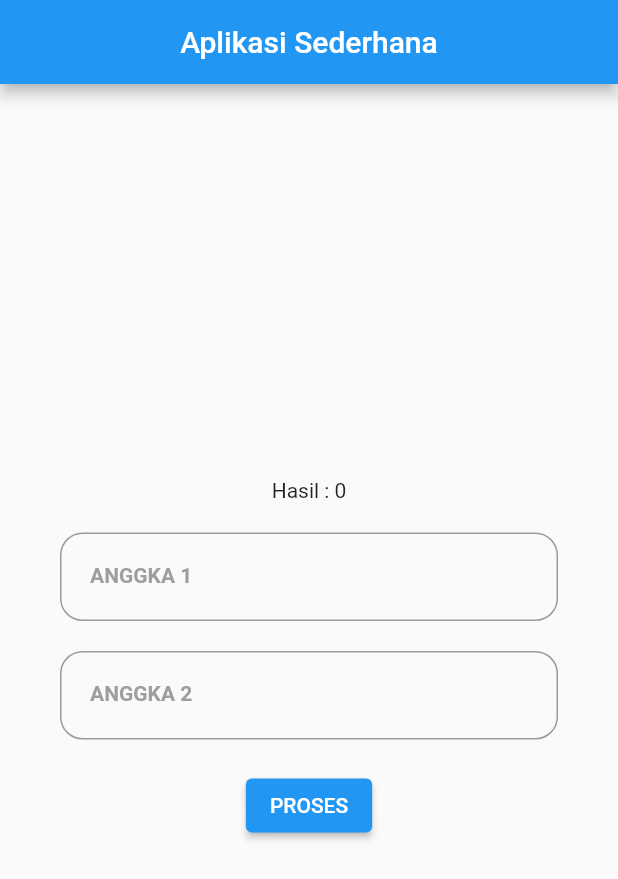
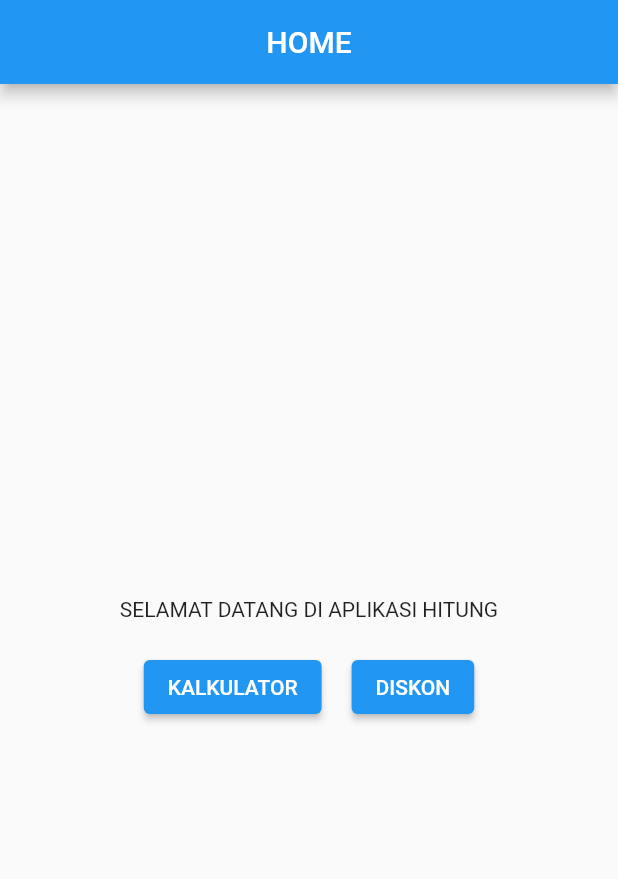
Before and after one commit to juhendrautama/aplikasi_saya, a Flutter app: the screen it shows after launch, on a phone screen of 412 x 824 dp. Shown: the top 879 px of the screen. Run offline on Flutter 3.47's test engine with Material 2 defaults, Android fonts, the phone set to English and light mode, and no system bars.

Commit message:
pembuatan menu

```diff
--- /dev/null
+++ b/lib/home.dart
@@ -0,0 +1,47 @@
+import 'package:flutter/material.dart';
+
+// ignore: unused_import
+import 'Calculator.dart';
+
+class HomePage extends StatelessWidget {
+  const HomePage({Key key}) : super(key: key);
+
+  @override
+  Widget build(BuildContext context) {
+    return Scaffold(
+      appBar: AppBar(
+        title: const Center(child: Text("HOME")),
+      ),
+      body: SafeArea(
+        child: Column(
+            mainAxisAlignment: MainAxisAlignment.center,
+            children: <Widget>[
+              const Center(child: Text("SELAMAT DATANG DI APLIKASI HITUNG")),
+              const SizedBox(height: 20.0),
+              Row(
+                mainAxisAlignment: MainAxisAlignment.center,
+                children: [
+                  ElevatedButton(
+                      onPressed: () {
+                        Navigator.push(context,
+                            MaterialPageRoute(builder: (context) {
+                          return const MyCalculator();
+                        }));
+                      },
+                      child: const Text("KALKULATOR")),
+                  const SizedBox(width: 20.0),
+                  ElevatedButton(
+                      onPressed: () {
+                        // Navigator.push(context,
+                        //     MaterialPageRoute(builder: (context) {
+                        //   return const MyCalculator();
+                        // }));
+                      },
+                      child: const Text("DISKON"))
+                ],
+              )
+            ]),
+      ),
+    );
+  }
+}
--- a/lib/main.dart
+++ b/lib/main.dart
@@ -1,98 +1,16 @@
 import 'package:flutter/material.dart';
+// ignore: unused_import
+import 'home.dart';
 
-void main() {
-  runApp(const MyApp());
-}
+void main() => runApp(const MyApp());
 
 class MyApp extends StatelessWidget {
-  const MyApp({Key? key}) : super(key: key);
+  const MyApp({Key key}) : super(key: key);
 
-  // This widget is the root of your application.
   @override
   Widget build(BuildContext context) {
-    return MaterialApp(
-      title: 'Flutter Demo',
-      theme: ThemeData(
-        primarySwatch: Colors.blue,
-      ),
-      home: const MyHomePage(title: 'Aplikasi Sederhana'),
+    return const MaterialApp(
+      home: HomePage(),
     );
   }
 }
-
-class MyHomePage extends StatefulWidget {
-  const MyHomePage({Key? key, required this.title}) : super(key: key);
-
-  final String title;
-
-  @override
-  State<MyHomePage> createState() => _MyHomePageState();
-}
-
-class _MyHomePageState extends State<MyHomePage> {
-  //fungsi dan variabel proses
-  final myController1 = TextEditingController();
-  final myController2 = TextEditingController();
-  int? hasil = 0, text1 = 0, text2 = 0;
-  // ignore: unused_element
-  void proses() {
-    setState(() {
-      text1 = int.tryParse(myController1.text);
-      text2 = int.tryParse(myController2.text);
-      hasil = text1! + text2!;
-    });
-    myController1.clear();
-    myController2.clear();
-  }
-//fungsi dan variabel proses
-
-  @override
-  Widget build(BuildContext context) {
-    return Scaffold(
-      appBar: AppBar(
-        title: Center(child: Text(widget.title)),
-      ),
-      body: SafeArea(
-        child: Padding(
-          padding: const EdgeInsets.all(40.0),
-          child: Column(
-            mainAxisAlignment: MainAxisAlignment.center,
-            children: <Widget>[
-              Text("Hasil : $hasil"),
-              const SizedBox(height: 20.0),
-              TextField(
-                  controller: myController1,
-                  decoration: const InputDecoration(
-                    contentPadding: EdgeInsets.all(20.0),
-                    border: OutlineInputBorder(
-                        borderRadius: BorderRadius.all(Radius.circular(15.0))),
-                    labelText: 'ANGGKA 1',
-                    labelStyle: TextStyle(
-                        color: Colors.grey,
-                        fontWeight: FontWeight.w600,
-                        fontSize: 14.0),
-                  )),
-              const SizedBox(height: 20.0),
-              TextField(
-                  controller: myController2,
-                  decoration: const InputDecoration(
-                    contentPadding: EdgeInsets.all(20.0),
-                    border: OutlineInputBorder(
-                        borderRadius: BorderRadius.all(Radius.circular(15.0))),
-                    labelText: 'ANGGKA 2',
-                    labelStyle: TextStyle(
-                        color: Colors.grey,
-                        fontWeight: FontWeight.w600,
-                        fontSize: 14.0),
-                  )),
-              const SizedBox(height: 20.0),
-              //Tombol
-              ElevatedButton(onPressed: proses, child: const Text("PROSES"))
-              //Tombol
-            ],
-          ),
-        ),
-      ),
-    );
-  }
-}
--- a/pubspec.yaml
+++ b/pubspec.yaml
@@ -18,7 +18,7 @@ publish_to: 'none' # Remove this line if you wish to publish to pub.dev
 version: 1.0.0+1
 
 environment:
-  sdk: ">=2.16.4 <3.0.0"
+  sdk: ">=2.10.4 <3.0.0"
 
 # Dependencies specify other packages that your package needs in order to work.
 # To automatically upgrade your package dependencies to the latest versions
```
Also changed, not shown: lib/Calculator.dart (added, +119 -0 lines), pubspec.lock.
